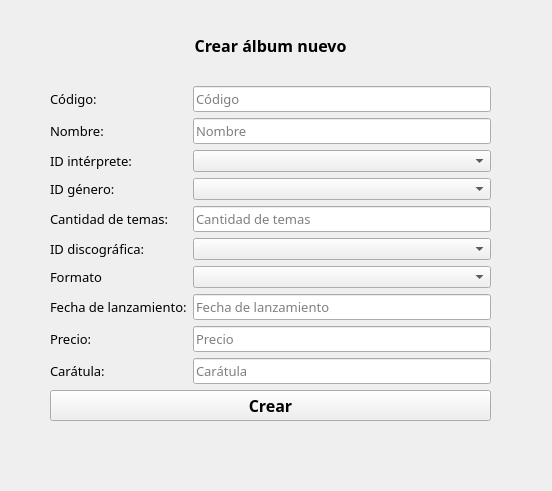
This is tp_disqueria_GUI/Vistas/crearalbumnuevo_v1.ui in GabrielAguirreFlaska/proyecto_TSIT4.0 as Qt 5 draws it before an edit. The edited form follows.
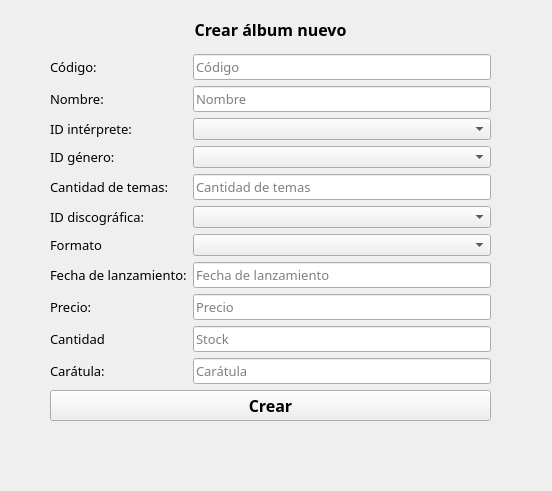
This is the edited form.

The edit to the form file:
```diff
--- a/tp_disqueria_GUI/Vistas/crearalbumnuevo_v1.ui
+++ b/tp_disqueria_GUI/Vistas/crearalbumnuevo_v1.ui
@@ -25,7 +25,7 @@
    <layout class="QVBoxLayout" name="verticalLayout">
     <item>
      <layout class="QGridLayout" name="gridLayout">
-      <item row="11" column="0">
+      <item row="13" column="0">
        <widget class="QLabel" name="label_8">
         <property name="font">
          <font>
@@ -38,7 +38,7 @@
         </property>
        </widget>
       </item>
-      <item row="8" column="0" colspan="2">
+      <item row="10" column="0" colspan="2">
        <widget class="QLabel" name="label_9">
         <property name="font">
          <font>
@@ -51,7 +51,7 @@
         </property>
        </widget>
       </item>
-      <item row="15" column="2">
+      <item row="18" column="2">
        <widget class="QLineEdit" name="input_caratula">
         <property name="font">
          <font>
@@ -82,7 +82,7 @@
         </property>
        </widget>
       </item>
-      <item row="14" column="2">
+      <item row="16" column="2">
        <widget class="QLineEdit" name="input_precio">
         <property name="font">
          <font>
@@ -95,10 +95,68 @@
         </property>
        </widget>
       </item>
-      <item row="7" column="2">
+      <item row="4" column="2">
+       <widget class="QLineEdit" name="input_nombre">
+        <property name="font">
+         <font>
+          <family>Bell MT</family>
+          <pointsize>10</pointsize>
+         </font>
+        </property>
+        <property name="text">
+         <string/>
+        </property>
+        <property name="placeholderText">
+         <string>Nombre</string>
+        </property>
+       </widget>
+      </item>
+      <item row="17" column="0">
+       <widget class="QLabel" name="label_12">
+        <property name="font">
+         <font>
+          <family>Bell MT</family>
+          <pointsize>10</pointsize>
+         </font>
+        </property>
+        <property name="text">
+         <string>Cantidad</string>
+        </property>
+       </widget>
+      </item>
+      <item row="17" column="2">
+       <widget class="QLineEdit" name="input_stock">
+        <property name="font">
+         <font>
+          <family>Bell MT</family>
+          <pointsize>10</pointsize>
+         </font>
+        </property>
+        <property name="text">
+         <string/>
+        </property>
+        <property name="placeholderText">
+         <string>Stock</string>
+        </property>
+       </widget>
+      </item>
+      <item row="9" column="2">
        <widget class="QComboBox" name="comboBox_genero"/>
       </item>
-      <item row="7" column="0">
+      <item row="3" column="0">
+       <widget class="QLabel" name="label_3">
+        <property name="font">
+         <font>
+          <family>Bell MT</family>
+          <pointsize>10</pointsize>
+         </font>
+        </property>
+        <property name="text">
+         <string>Código:</string>
+        </property>
+       </widget>
+      </item>
+      <item row="9" column="0">
        <widget class="QLabel" name="label_5">
         <property name="font">
          <font>
@@ -111,14 +169,14 @@
         </property>
        </widget>
       </item>
-      <item row="11" column="2">
+      <item row="13" column="2">
        <widget class="QComboBox" name="comboBox_dicografica">
         <property name="mouseTracking">
          <bool>false</bool>
         </property>
        </widget>
       </item>
-      <item row="12" column="0">
+      <item row="14" column="0">
        <widget class="QLabel" name="label_11">
         <property name="font">
          <font>
@@ -131,7 +189,7 @@
         </property>
        </widget>
       </item>
-      <item row="2" column="0">
+      <item row="4" column="0">
        <widget class="QLabel" name="label_2">
         <property name="font">
          <font>
@@ -144,7 +202,7 @@
         </property>
        </widget>
       </item>
-      <item row="6" column="0">
+      <item row="8" column="0">
        <widget class="QLabel" name="label_4">
         <property name="font">
          <font>
@@ -157,7 +215,7 @@
         </property>
        </widget>
       </item>
-      <item row="13" column="2">
+      <item row="15" column="2">
        <widget class="QLineEdit" name="input_fechadelanzamiento">
         <property name="font">
          <font>
@@ -170,7 +228,7 @@
         </property>
        </widget>
       </item>
-      <item row="13" column="0" colspan="2">
+      <item row="15" column="0" colspan="2">
        <widget class="QLabel" name="label_7">
         <property name="font">
          <font>
@@ -183,17 +241,17 @@
         </property>
        </widget>
       </item>
-      <item row="6" column="2">
+      <item row="8" column="2">
        <widget class="QComboBox" name="comboBox_interprete"/>
       </item>
-      <item row="12" column="2">
+      <item row="14" column="2">
        <widget class="QComboBox" name="comboBox_formato">
         <property name="mouseTracking">
          <bool>false</bool>
         </property>
        </widget>
       </item>
-      <item row="8" column="2">
+      <item row="10" column="2">
        <widget class="QLineEdit" name="input_cantidaddetemas">
         <property name="font">
          <font>
@@ -206,7 +264,7 @@
         </property>
        </widget>
       </item>
-      <item row="15" column="0">
+      <item row="18" column="0">
        <widget class="QLabel" name="label_6">
         <property name="font">
          <font>
@@ -219,7 +277,7 @@
         </property>
        </widget>
       </item>
-      <item row="14" column="0">
+      <item row="16" column="0">
        <widget class="QLabel" name="label_10">
         <property name="font">
          <font>
@@ -232,20 +290,7 @@
         </property>
        </widget>
       </item>
-      <item row="1" column="0">
-       <widget class="QLabel" name="label_3">
-        <property name="font">
-         <font>
-          <family>Bell MT</family>
-          <pointsize>10</pointsize>
-         </font>
-        </property>
-        <property name="text">
-         <string>Código:</string>
-        </property>
-       </widget>
-      </item>
-      <item row="1" column="2">
+      <item row="3" column="2">
        <widget class="QLineEdit" name="input_codigo">
         <property name="font">
          <font>
@@ -261,22 +306,6 @@
         </property>
        </widget>
       </item>
-      <item row="2" column="2">
-       <widget class="QLineEdit" name="input_nombre">
-        <property name="font">
-         <font>
-          <family>Bell MT</family>
-          <pointsize>10</pointsize>
-         </font>
-        </property>
-        <property name="text">
-         <string/>
-        </property>
-        <property name="placeholderText">
-         <string>Nombre</string>
-        </property>
-       </widget>
-      </item>
      </layout>
     </item>
     <item>
```
